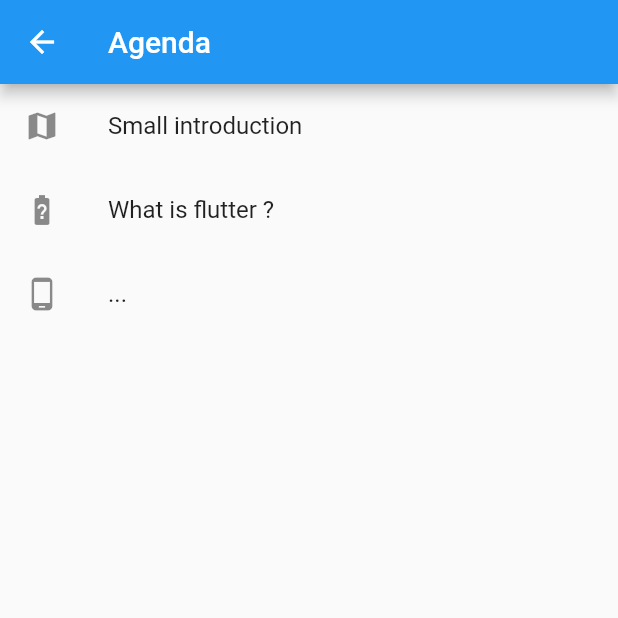
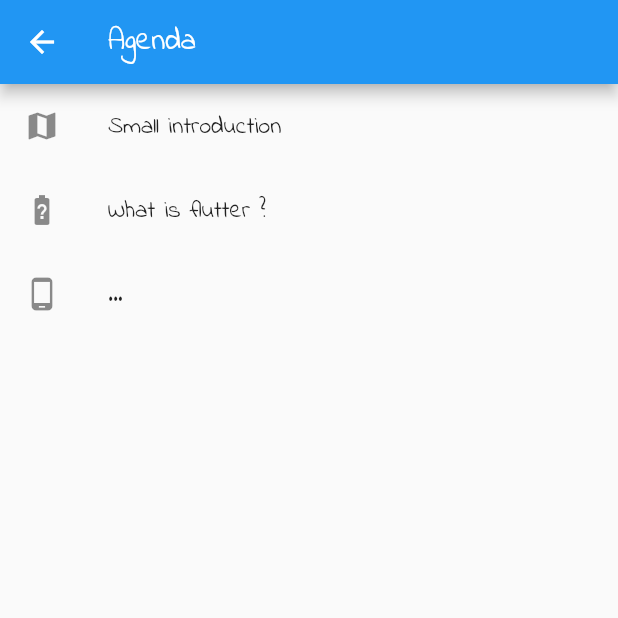
Before and after one commit to B5Happy/pym, a Flutter app: the screen it shows after launch, after a tap on "Agenda", on a phone screen of 412 x 824 dp, the top half of it. Run offline on Flutter 3.47's test engine with Material 2 defaults, Android fonts, the phone set to English and light mode, and no system bars; our stand-ins replace google_maps_flutter.

Commit message:
add font

```diff
--- a/lib/address.dart
+++ b/lib/address.dart
@@ -24,7 +24,11 @@
   @override
   Widget build(BuildContext context) {
     return MaterialApp(
+      theme: ThemeData(
+      fontFamily: 'Indie',
+      ),
       home: Scaffold(
+
         appBar: AppBar(
           leading: IconButton(
             icon: const Icon(
--- a/lib/agenda.dart
+++ b/lib/agenda.dart
@@ -5,6 +5,9 @@
   @override
   Widget build(BuildContext context) {
     return MaterialApp(
+      theme: ThemeData(
+      fontFamily: 'Indie',
+      ),
       home: Scaffold(
         appBar: AppBar(
           leading: IconButton(
--- a/lib/main.dart
+++ b/lib/main.dart
@@ -10,6 +10,9 @@
     title: name,
     home: MyApp(),
     //theme: _myTheme,
+    theme: ThemeData(
+      fontFamily: 'Indie',
+  )
   ));
 }
 
@@ -20,6 +23,9 @@
   Widget build(BuildContext context) {
     return MaterialApp(
       title: name,
+      theme: ThemeData(
+      fontFamily: 'Indie',
+      ),
       home: Scaffold(
         appBar: AppBar(
           title: Text('Flutter App'),
@@ -83,6 +89,7 @@
         'Feel free to join the group in the meetup page '
         'and answer the quiz to help us inprove in the futur.',
     softWrap: true,
+    //style: TextStyle(fontFamily: 'Rubik'),
   ),
 );
 
@@ -90,7 +97,7 @@
 Image.asset(
   'assets/images/flutter_img2.png',
   width: 600.0,
-  height: 200.0,//240
+  height: 240.0,
   fit: BoxFit.cover,
 );
 
--- a/pubspec.yaml
+++ b/pubspec.yaml
@@ -74,3 +74,7 @@
         - asset: fonts/Rubik-Regular.ttf
         - asset: fonts/Rubik-Medium.ttf
           weight: 500
+
+    - family: Indie
+      fonts:
+        - asset: fonts/IndieFlower.ttf
```
Also changed, not shown: fonts/IndieFlower.ttf (added).
